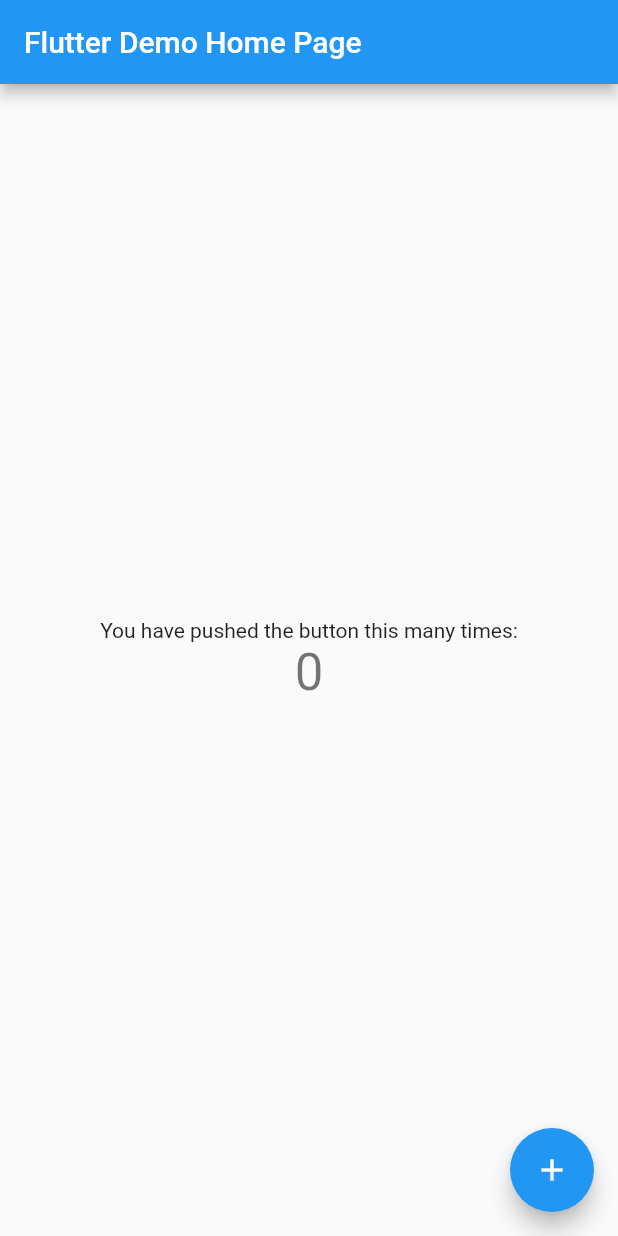
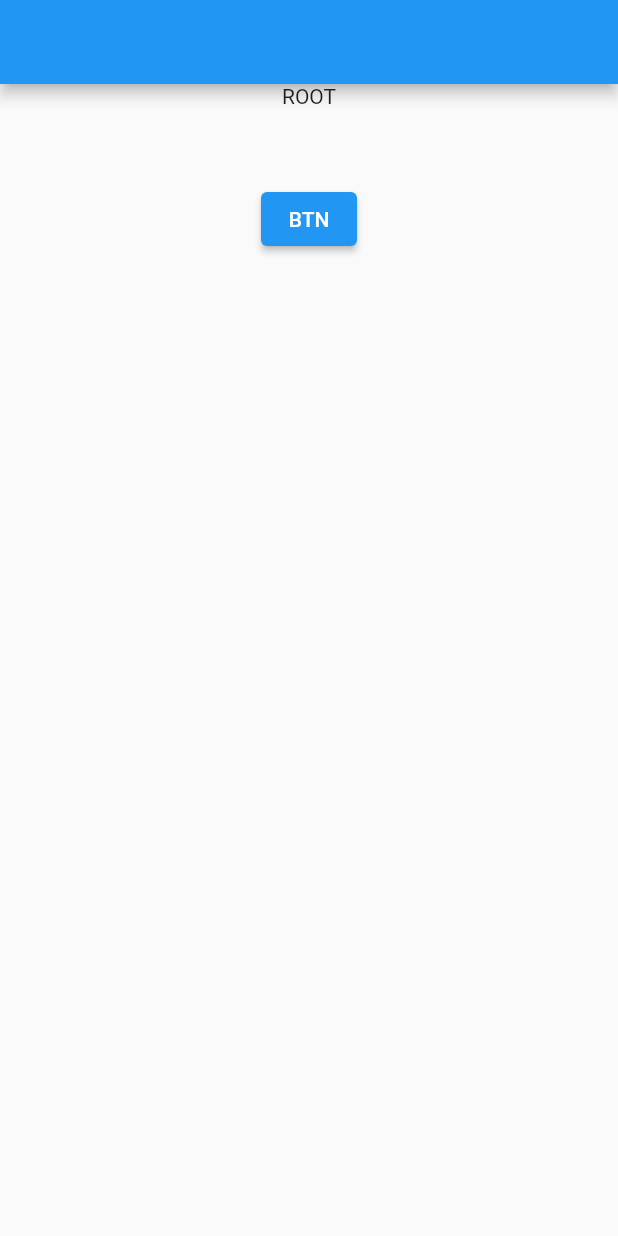
Before and after one commit to strong1133/where_I_am, a Flutter app: the screen it shows after launch, on a phone screen of 412 x 824 dp. Run offline on Flutter 3.47's test engine with Material 2 defaults, Android fonts, the phone set to English and light mode, and no system bars; our stand-ins replace firebase_core, firebase_messaging; missing offline and left inert: flutter_fcm; accounts and stored records are empty.

Commit message:
flutter set up

```diff
--- /dev/null
+++ b/frontend/where_i_am/lib/app/views/root.dart
@@ -0,0 +1,24 @@
+import 'package:flutter/material.dart';
+
+class Root extends StatelessWidget {
+  Root();
+
+  @override
+  Widget build(BuildContext context) {
+    return MaterialApp(
+      home: Scaffold(
+        appBar: AppBar(),
+        body: Center(
+            child: Column(
+          children: [
+            Text('ROOT'),
+            SizedBox(
+              height: 50,
+            ),
+            ElevatedButton(onPressed: () {}, child: Text('BTN'))
+          ],
+        )),
+      ),
+    );
+  }
+}
--- a/frontend/where_i_am/lib/main.dart
+++ b/frontend/where_i_am/lib/main.dart
@@ -1,115 +1,9 @@
 import 'package:flutter/material.dart';
+import 'package:where_i_am/app/services/fcm_service.dart';
+
+import 'app/views/root.dart';
 
 void main() {
-  runApp(const MyApp());
+  FcmService.initFCM();
+  runApp(Root());
 }
-
-class MyApp extends StatelessWidget {
-  const MyApp({Key? key}) : super(key: key);
-
-  // This widget is the root of your application.
-  @override
-  Widget build(BuildContext context) {
-    return MaterialApp(
-      title: 'Flutter Demo',
-      theme: ThemeData(
-        // This is the theme of your application.
-        //
-        // Try running your application with "flutter run". You'll see the
-        // application has a blue toolbar. Then, without quitting the app, try
-        // changing the primarySwatch below to Colors.green and then invoke
-        // "hot reload" (press "r" in the console where you ran "flutter run",
-        // or simply save your changes to "hot reload" in a Flutter IDE).
-        // Notice that the counter didn't reset back to zero; the application
-        // is not restarted.
-        primarySwatch: Colors.blue,
-      ),
-      home: const MyHomePage(title: 'Flutter Demo Home Page'),
-    );
-  }
-}
-
-class MyHomePage extends StatefulWidget {
-  const MyHomePage({Key? key, required this.title}) : super(key: key);
-
-  // This widget is the home page of your application. It is stateful, meaning
-  // that it has a State object (defined below) that contains fields that affect
-  // how it looks.
-
-  // This class is the configuration for the state. It holds the values (in this
-  // case the title) provided by the parent (in this case the App widget) and
-  // used by the build method of the State. Fields in a Widget subclass are
-  // always marked "final".
-
-  final String title;
-
-  @override
-  State<MyHomePage> createState() => _MyHomePageState();
-}
-
-class _MyHomePageState extends State<MyHomePage> {
-  int _counter = 0;
-
-  void _incrementCounter() {
-    setState(() {
-      // This call to setState tells the Flutter framework that something has
-      // changed in this State, which causes it to rerun the build method below
-      // so that the display can reflect the updated values. If we changed
-      // _counter without calling setState(), then the build method would not be
-      // called again, and so nothing would appear to happen.
-      _counter++;
-    });
-  }
-
-  @override
-  Widget build(BuildContext context) {
-    // This method is rerun every time setState is called, for instance as done
-    // by the _incrementCounter method above.
-    //
-    // The Flutter framework has been optimized to make rerunning build methods
-    // fast, so that you can just rebuild anything that needs updating rather
-    // than having to individually change instances of widgets.
-    return Scaffold(
-      appBar: AppBar(
-        // Here we take the value from the MyHomePage object that was created by
-        // the App.build method, and use it to set our appbar title.
-        title: Text(widget.title),
-      ),
-      body: Center(
-        // Center is a layout widget. It takes a single child and positions it
-        // in the middle of the parent.
-        child: Column(
-          // Column is also a layout widget. It takes a list of children and
-          // arranges them vertically. By default, it sizes itself to fit its
-          // children horizontally, and tries to be as tall as its parent.
-          //
-          // Invoke "debug painting" (press "p" in the console, choose the
-          // "Toggle Debug Paint" action from the Flutter Inspector in Android
-          // Studio, or the "Toggle Debug Paint" command in Visual Studio Code)
-          // to see the wireframe for each widget.
-          //
-          // Column has various properties to control how it sizes itself and
-          // how it positions its children. Here we use mainAxisAlignment to
-          // center the children vertically; the main axis here is the vertical
-          // axis because Columns are vertical (the cross axis would be
-          // horizontal).
-          mainAxisAlignment: MainAxisAlignment.center,
-          children: <Widget>[
-            const Text(
-              'You have pushed the button this many times:',
-            ),
-            Text(
-              '$_counter',
-              style: Theme.of(context).textTheme.headline4,
-            ),
-          ],
-        ),
-      ),
-      floatingActionButton: FloatingActionButton(
-        onPressed: _incrementCounter,
-        tooltip: 'Increment',
-        child: const Icon(Icons.add),
-      ), // This trailing comma makes auto-formatting nicer for build methods.
-    );
-  }
-}
--- a/frontend/where_i_am/pubspec.yaml
+++ b/frontend/where_i_am/pubspec.yaml
@@ -18,7 +18,7 @@
 version: 1.0.0+1
 
 environment:
-  sdk: ">=2.17.0 <3.0.0"
+  sdk: ">=2.17.1 <3.0.0"
 
 # Dependencies specify other packages that your package needs in order to work.
 # To automatically upgrade your package dependencies to the latest versions
@@ -34,6 +34,7 @@
   # The following adds the Cupertino Icons font to your application.
   # Use with the CupertinoIcons class for iOS style icons.
   cupertino_icons: ^1.0.2
+  flutter_fcm: ^1.0.1
 
 dev_dependencies:
   flutter_test:
```
Also changed, not shown: frontend/where_i_am/lib/app/services/fcm_service.dart (added, +22 -0 lines), 9 other files.
